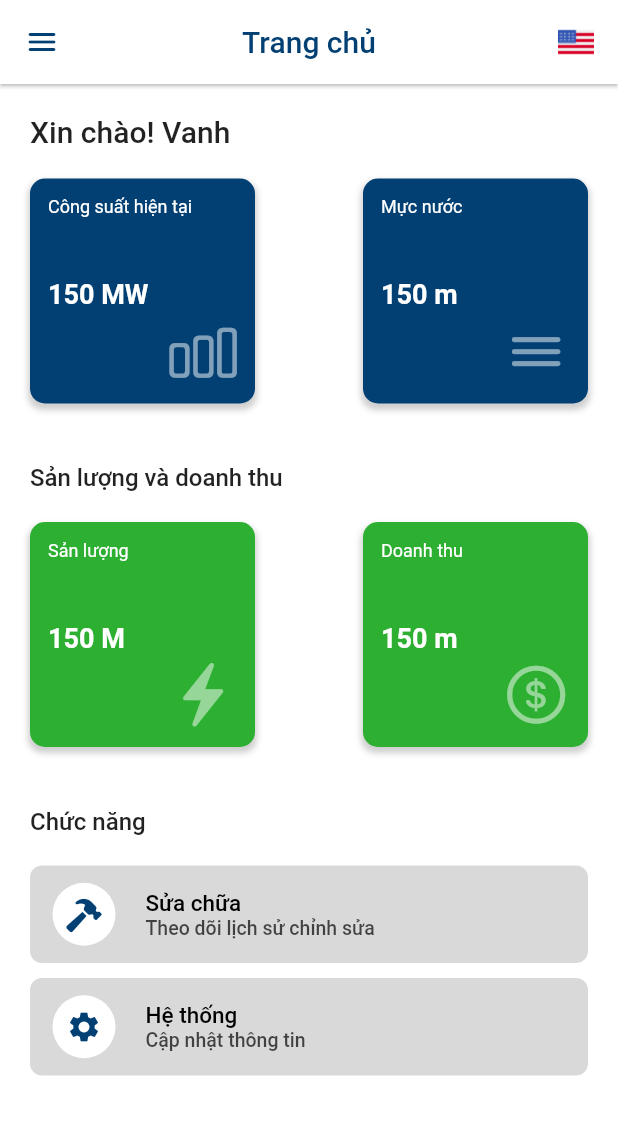
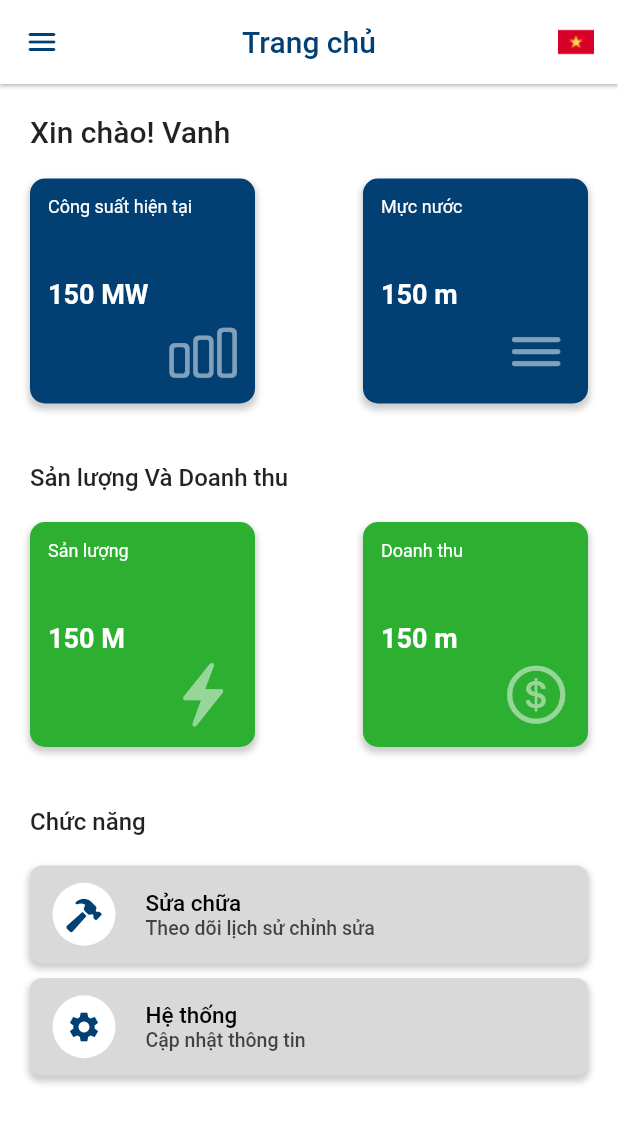
Before and after one commit to Kenn211/ChartFlutterElectric, a Flutter app: the HomePage screen opened by its route, on a phone screen of 412 x 824 dp. Shown: the top 1123 px of the screen. Run offline on Flutter 3.47's test engine with Material 2 defaults, Android fonts, the phone set to English and light mode, and no system bars; our stand-ins replace flutter_screenutil, get, shared_preferences, syncfusion_flutter_charts; accounts and stored records are empty.

Commit message:
update UI

```diff
--- a/lib/controllers/home/home_controller.dart
+++ b/lib/controllers/home/home_controller.dart
@@ -3,10 +3,10 @@ import 'package:test_chart/controllers/base_controller.dart';
 import 'package:test_chart/core.dart';
 
 class HomeController extends BaseController {
-  void handleChangLang() {
+  void handleChangeLang() {
     showLoading();
     Future.delayed(const Duration(seconds: 2), () async {
-      LanguagesController().updateLocale('en');
+      LanguagesController().updateLocale('en_US');
       hideLoading();
     });
   }
--- /dev/null
+++ b/lib/controllers/home/system_controller.dart
@@ -0,0 +1,3 @@
+import 'package:test_chart/controllers/base_controller.dart';
+
+class SystemController extends BaseController {}
--- a/lib/routes/app_paths.dart
+++ b/lib/routes/app_paths.dart
@@ -12,6 +12,8 @@ abstract class Routes {
 
   //home
   static const homePage = _Paths.home;
+
+  static const systemPage = _Paths.system;
 }
 
 abstract class _Paths {
@@ -19,4 +21,6 @@ abstract class _Paths {
   static const register = '/register';
 
   static const home = '/home';
+
+  static const system = '/system';
 }
--- a/lib/routes/app_routes.dart
+++ b/lib/routes/app_routes.dart
@@ -2,7 +2,9 @@ import 'package:get/get.dart';
 import 'package:test_chart/routes/bindings/auth/login_binding.dart';
 import 'package:test_chart/routes/bindings/auth/register_binding.dart';
 import 'package:test_chart/routes/bindings/home/home_binding.dart';
+import 'package:test_chart/routes/bindings/home/system_binding.dart';
 import 'package:test_chart/views/authorized/pages/home_page.dart';
+import 'package:test_chart/views/authorized/pages/system_page.dart';
 import 'package:test_chart/views/not_found/not_found.dart';
 import 'package:test_chart/views/unauthorized/login_screen.dart';
 import 'package:test_chart/views/unauthorized/register_screen.dart';
@@ -37,10 +39,17 @@ class AppPages {
       page: () => const RegisterScreen(),
       binding: RegisterBinding());
 
+  static final systemPage = GetPage(
+      name: Routes.systemPage,
+      transition: Transition.native,
+      page: () => SystemPage(),
+      binding: SystemBinding());
+
   static final List<GetPage> getPages = [
     unknownRoute,
     homePage,
     loginPage,
-    registerPage
+    registerPage,
+    systemPage
   ];
 }
--- /dev/null
+++ b/lib/routes/bindings/home/system_binding.dart
@@ -0,0 +1,9 @@
+import 'package:get/get.dart';
+import 'package:test_chart/controllers/home/system_controller.dart';
+
+class SystemBinding implements Bindings {
+  @override
+  void dependencies() {
+    Get.lazyPut<SystemController>(() => SystemController());
+  }
+}
--- a/lib/routes/helpers/route_helper.dart
+++ b/lib/routes/helpers/route_helper.dart
@@ -36,7 +36,6 @@ class RouterHelper {
     storage.remove(Constants.refreshToken);
     storage.remove(Constants.accessToken);
     storage.remove(Constants.provinceCache);
-    storage.remove(Constants.customerIdClient);
     storage.remove(Constants.salesLocationCache);
     Get.offAndToNamed(Routes.login);
   }
--- a/lib/shared/constants/keys.dart
+++ b/lib/shared/constants/keys.dart
@@ -12,7 +12,6 @@ class Constants {
   static const salesLocationCache = 'salesLocationCache';
   static const rememberPassword = 'rememberPassword';
   static const cartNoUser = 'cartNoUser';
-  static const customerIdClient = 'customerIdClient';
   static const fontFamily = 'Roboto';
   static double height = MediaQuery.of(Get.context!).size.height;
   static double width = MediaQuery.of(Get.context!).size.width;
--- a/lib/shared/i18n/en.dart
+++ b/lib/shared/i18n/en.dart
@@ -2,33 +2,60 @@ const Map<String, String> enEN = {
   //title app
   'title_app': 'The electronic market',
 
+  //A
+  'and': 'and',
+
   //C
   'confirm': 'Confirm',
+  'current': 'Current',
+  'capacity': 'Capacity',
+  'currentCapacity': 'Current capacity',
+
+  //I
+  'info': 'Information',
+
+  //E
+  'edit': 'chỉnh sửa',
 
   //H
   'hello': 'Hello',
   'home': 'Home',
+  'history': 'lịch sử',
+  'hydrological': 'Hydrological',
 
   //F
-  'functions': 'Chức năng',
+  'function': 'Function',
 
   // L
   'login': 'Log in',
   'logout': 'Log out',
+  'load': 'Load',
+
+  //O
+  'output': 'Output',
 
   //R
   'register': 'Register',
   'repair': 'Repair',
+  'revenue': 'Revenue',
 
   //P
   'password': 'Password',
 
   //S
   'system': 'System',
+  'sourcePlan': 'Source Plan',
 
   //U
   'user_login': 'User Login',
+  'updateinfo': 'Information update',
 
   //V
-  'version': 'version'
+  'version': 'Version',
+
+  //W
+  'waterlevel': 'Water level',
+
+  //T
+  'trackEditHistory': 'Track edit history',
 };
--- a/lib/shared/i18n/vi.dart
+++ b/lib/shared/i18n/vi.dart
@@ -2,33 +2,58 @@ const Map<String, String> viVN = {
   //title app
   'title_app': 'Thị trường điện',
 
+  //A
+  'and': 'Và',
+
   //C
   'confirm': 'Xác nhận',
+  'currentCapacity': 'Công suất hiện tại',
+
+  //E
+  'edit': 'chỉnh sửa',
 
   //H
   'hello': 'Xin chào',
   'home': 'Trang chủ',
+  'history': 'lịch sử',
+  'hydrological': 'Thủy văn',
 
   //F
-  'functions': 'Chức năng',
+  'function': 'Chức năng',
 
   // L
   'login': 'Đăng nhập',
   'logout': 'Đăng xuất',
+  'load': 'Phụ tải',
+
+  //O
+  'output': 'Sản lượng',
 
   //R
   'register': 'Đăng ký',
   'repair': 'Sửa chữa',
+  'revenue': 'Doanh thu',
+
+  //T
+  'track': 'Theo dõi',
 
   //P
   'password': 'Mật khẩu',
 
   //S
   'system': 'Hệ thống',
+  'sourcePlan': 'Kế hoạch nguồn',
 
   //U
   'user_login': 'Tên đăng nhập',
+  'updateinfo': 'Cập nhật thông tin',
 
   //V
-  'version': 'Phiên bản'
+  'version': 'Phiên bản',
+
+  //W
+  'waterlevel': 'Mực nước',
+
+  //T
+  'trackEditHistory': 'Theo dõi lịch sử chỉnh sửa',
 };
--- a/lib/views/authorized/pages/home_page.dart
+++ b/lib/views/authorized/pages/home_page.dart
@@ -2,7 +2,7 @@ import 'package:flutter/cupertino.dart';
 import 'package:flutter/material.dart';
 import 'package:get/get.dart';
 import 'package:test_chart/controllers/home/home_controller.dart';
-import 'package:test_chart/shared/app_shared.dart';
+import 'package:test_chart/core.dart';
 import 'package:test_chart/views/authorized/pages/lake_level_evolution.dart';
 import 'package:test_chart/views/authorized/screens/quantity_product.dart';
 import 'package:test_chart/views/authorized/screens/tonnage_page.dart';
@@ -35,12 +35,12 @@ class HomePage extends GetView<HomeController> {
             ),
             actions: InkWell(
               onTap: () {
-                controller.handleChangLang();
+                controller.handleChangeLang();
                 changeFlag = !changeFlag;
               },
-              child: Image.asset(
-                changeFlag == false ? Assets.icFlagVn : Assets.icFlagUSA,
-              ),
+              child: changeFlag == true
+                  ? Image.asset(Assets.icFlagVn)
+                  : Image.asset(Assets.icFlagUSA),
             )),
       ),
       drawer: Drawer(
@@ -65,10 +65,10 @@ class HomePage extends GetView<HomeController> {
               )),
           const SizedBox(height: 20),
           _ItemDrawer(
-            text: 'Phụ tải',
+            text: 'load'.tr,
             iconItem: CupertinoIcons.hammer,
             onTap: () {
-              Get.to(() => TonnagePage());
+              Get.to(() => const TonnagePage());
               closeDrawer();
             },
           ),
@@ -79,33 +79,33 @@ class HomePage extends GetView<HomeController> {
                 closeDrawer();
               }),
           _ItemDrawer(
-            text: 'Sản lượng',
+            text: 'output'.tr,
             iconItem: CupertinoIcons.arrowtriangle_up,
             onTap: () {
-              Get.to(QuantityProduct());
+              Get.to(() => const QuantityProduct());
               closeDrawer();
             },
           ),
           _ItemDrawer(
-              text: 'Thủy văn',
+              text: 'hydrological'.tr,
               iconItem: CupertinoIcons.cloud_drizzle_fill,
               onTap: () {
                 closeDrawer();
               }),
           _ItemDrawer(
-              text: 'Doanh thu',
+              text: 'revenue'.tr,
               iconItem: CupertinoIcons.money_dollar,
               onTap: () {
                 closeDrawer();
               }),
           _ItemDrawer(
-              text: 'Kế hoạch nguồn',
+              text: 'sourcePlan'.tr,
               iconItem: CupertinoIcons.chart_bar,
               onTap: () {
                 closeDrawer();
               }),
           _ItemDrawer(
-            text: 'Đăng xuất',
+            text: 'logout'.tr,
             logout: true,
             iconItem: Icons.logout,
             onTap: () {
@@ -126,9 +126,10 @@ class HomePage extends GetView<HomeController> {
             children: [
               Container(
                 alignment: Alignment.centerLeft,
-                child: const Text(
-                  'Xin chào! Vanh',
-                  style: TextStyle(fontSize: 20, fontWeight: FontWeight.w500),
+                child: Text(
+                  '${'hello'.tr}! Vanh',
+                  style: const TextStyle(
+                      fontSize: 20, fontWeight: FontWeight.w500),
                 ),
               ),
               const SizedBox(height: 20),
@@ -137,16 +138,16 @@ class HomePage extends GetView<HomeController> {
                 children: [
                   _ItemDisplayBody(
                     colorBackground: AppColors.secondColor,
-                    text: 'Công suất hiện tại',
+                    text: 'currentCapacity'.tr,
                     numData: '150 MW',
                     onTap: () {
-                      Get.to(LakeLevelEvolution());
+                      Get.to(const LakeLevelEvolution());
                     },
                     icon: CupertinoIcons.chart_bar,
                   ),
                   _ItemDisplayBody(
                     colorBackground: AppColors.secondColor,
-                    text: 'Mực nước',
+                    text: 'waterlevel'.tr,
                     numData: '150 m',
                     icon: CupertinoIcons.bars,
                     onTap: () {},
@@ -156,24 +157,25 @@ class HomePage extends GetView<HomeController> {
               const SizedBox(height: 40),
               Container(
                 alignment: Alignment.centerLeft,
-                child: const Text(
-                  'Sản lượng và doanh thu',
-                  style: TextStyle(fontSize: 16, fontWeight: FontWeight.w500),
+                child: Text(
+                  '${'output'.tr} ${'and'.tr} ${'revenue'.tr}',
+                  style: const TextStyle(
+                      fontSize: 16, fontWeight: FontWeight.w500),
                 ),
               ),
               const SizedBox(height: 20),
               Row(
                 mainAxisAlignment: MainAxisAlignment.spaceBetween,
-                children: const [
+                children: [
                   _ItemDisplayBody(
-                    colorBackground: Color.fromARGB(255, 45, 175, 50),
-                    text: 'Sản lượng',
+                    colorBackground: const Color.fromARGB(255, 45, 175, 50),
+                    text: 'output'.tr,
                     numData: '150 M',
                     icon: CupertinoIcons.bolt_fill,
                   ),
                   _ItemDisplayBody(
                     colorBackground: Color.fromARGB(255, 45, 175, 50),
-                    text: 'Doanh thu',
+                    text: 'revenue'.tr,
                     numData: '150 m',
                     icon: CupertinoIcons.money_dollar_circle,
                   ),
@@ -182,22 +184,26 @@ class HomePage extends GetView<HomeController> {
               const SizedBox(height: 40),
               Container(
                 alignment: Alignment.centerLeft,
-                child: const Text(
-                  'Chức năng',
-                  style: TextStyle(fontSize: 16, fontWeight: FontWeight.w500),
+                child: Text(
+                  'function'.tr,
+                  style: const TextStyle(
+                      fontSize: 16, fontWeight: FontWeight.w500),
                 ),
               ),
               const SizedBox(height: 20),
-              const _ItemFunctions(
-                text: 'Sửa chữa',
-                textDesc: 'Theo dõi lịch sử chỉnh sửa',
+              _ItemFunctions(
+                text: 'repair'.tr,
+                textDesc: 'trackEditHistory'.tr,
                 icon: CupertinoIcons.hammer_fill,
               ),
               const SizedBox(height: 10),
-              const _ItemFunctions(
-                text: 'Hệ thống',
-                textDesc: 'Cập nhật thông tin',
+              _ItemFunctions(
+                text: 'system'.tr,
+                textDesc: 'updateinfo'.tr,
                 icon: Icons.settings,
+                onTap: () {
+                  Get.toNamed(Routes.systemPage);
+                },
               ),
             ],
           ),
@@ -290,9 +296,17 @@ class _ItemFunctions extends StatelessWidget {
         padding: const EdgeInsets.symmetric(horizontal: 15, vertical: 5),
         width: double.infinity,
         height: 65,
-        decoration: const BoxDecoration(
-            color: Color.fromARGB(255, 218, 217, 217),
-            borderRadius: BorderRadius.all(Radius.circular(8))),
+        decoration: BoxDecoration(
+            color: const Color.fromARGB(255, 218, 217, 217),
+            borderRadius: const BorderRadius.all(Radius.circular(8)),
+            boxShadow: [
+              BoxShadow(
+                color: Colors.grey.withOpacity(0.5),
+                spreadRadius: 1,
+                blurRadius: 3,
+                offset: const Offset(0, 3), // changes position of shadow
+              ),
+            ]),
         child: Row(
           children: [
             Container(
--- /dev/null
+++ b/lib/views/authorized/pages/system_page.dart
@@ -0,0 +1,20 @@
+import 'package:flutter/material.dart';
+import 'package:get/get.dart';
+import 'package:test_chart/controllers/home/system_controller.dart';
+import 'package:test_chart/core.dart';
+
+class SystemPage extends GetView<SystemController> {
+  @override
+  Widget build(BuildContext context) {
+    return Scaffold(
+      appBar: AppBar(
+        automaticallyImplyLeading: false,
+        elevation: 0,
+        flexibleSpace: AppBarCustom(
+          title: 'system'.tr,
+          canBack: true,
+        ),
+      ),
+    );
+  }
+}
--- a/lib/views/authorized/screens/tonnage_page.dart
+++ b/lib/views/authorized/screens/tonnage_page.dart
@@ -1,6 +1,7 @@
 import 'package:flutter/material.dart';
 import 'package:syncfusion_flutter_charts/charts.dart';
 import 'package:test_chart/shared/widgets/app_bar_custom.dart';
+import 'package:get/get.dart';
 
 class TonnagePage extends StatefulWidget {
   const TonnagePage({super.key});
@@ -16,9 +17,9 @@ class _TonnagePageState extends State<TonnagePage> {
       appBar: AppBar(
         automaticallyImplyLeading: false,
         elevation: 0,
-        flexibleSpace: const AppBarCustom(
+        flexibleSpace: AppBarCustom(
           canBack: true,
-          title: 'Phụ tải',
+          title: 'load'.tr,
         ),
       ),
       body: SingleChildScrollView(
@@ -39,7 +40,7 @@ class _TonnagePageState extends State<TonnagePage> {
                 ),
               ),
               const SizedBox(height: 20),
-              ChartTonnage()
+              const ChartTonnage()
             ],
           ),
         ),
```
Also changed, not shown: lib/controllers/base_controller.dart (+5 -2 lines).
